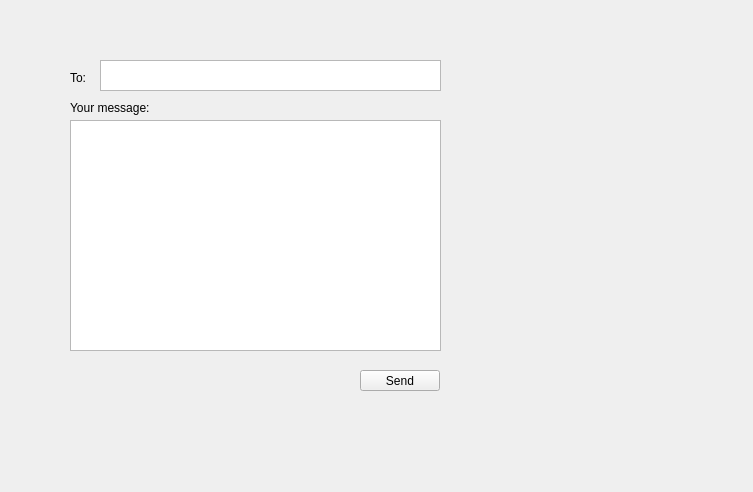
Old version of the form mainwindow.ui in the repository Normandez/GMailSender.
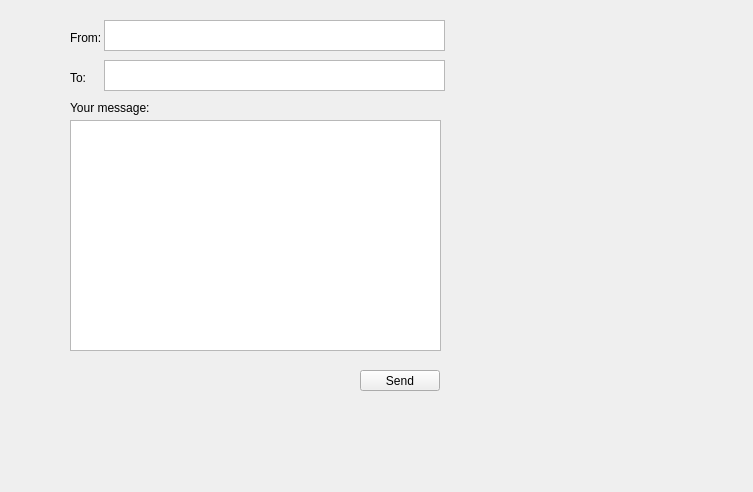
New version of the form.

```diff
--- a/mainwindow.ui
+++ b/mainwindow.ui
@@ -40,7 +40,7 @@
    <widget class="QTextEdit" name="to_text_edit">
     <property name="geometry">
      <rect>
-      <x>100</x>
+      <x>104</x>
       <y>60</y>
       <width>341</width>
       <height>31</height>
@@ -73,6 +73,29 @@
      <string>Send</string>
     </property>
    </widget>
+   <widget class="QLabel" name="label_from_name">
+    <property name="geometry">
+     <rect>
+      <x>70</x>
+      <y>30</y>
+      <width>31</width>
+      <height>16</height>
+     </rect>
+    </property>
+    <property name="text">
+     <string>From:</string>
+    </property>
+   </widget>
+   <widget class="QTextEdit" name="from_text_edit">
+    <property name="geometry">
+     <rect>
+      <x>104</x>
+      <y>20</y>
+      <width>341</width>
+      <height>31</height>
+     </rect>
+    </property>
+   </widget>
   </widget>
  </widget>
  <layoutdefault spacing="6" margin="11"/>
```
